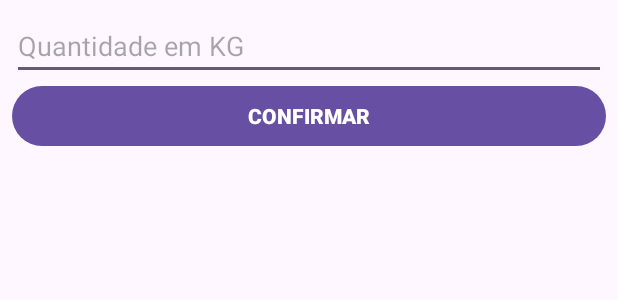
After one commit to gustavodias24/PediQueEuLevo, an Android app: the layout layout_quantidade.xml on its own in the app's theme, with its tools: preview values and no code run, on a phone screen of 412 x 824 dp. The commit adds this screen. Shown: the top 300 px of the screen. Run offline under Robolectric (Android 15) with nearby library versions, the phone set to English and light mode, and no system bars.

Commit message:
bug estranho

```diff
--- a/app/build.gradle.kts
+++ b/app/build.gradle.kts
@@ -36,9 +36,11 @@ android {
 
 dependencies {
 
+    implementation("com.squareup.retrofit2:retrofit:2.9.0")
     implementation("com.squareup.picasso:picasso:2.8")
     implementation("io.github.vicmikhailau:MaskedEditText:5.0.1")
     implementation("com.squareup.retrofit2:converter-gson:2.9.0")
+    implementation("androidx.browser:browser:1.4.0")
 
     implementation("androidx.appcompat:appcompat:1.6.1")
     implementation("com.google.android.material:material:1.11.0")
--- a/app/src/main/AndroidManifest.xml
+++ b/app/src/main/AndroidManifest.xml
@@ -41,15 +41,16 @@
         <activity
             android:name=".LojaActivity"
             android:exported="false"
-            android:theme="@style/Theme.MaterialComponents.Light.DarkActionBar" />
+            android:theme="@style/Theme.MaterialComponents.Light.DarkActionBar"/>
+
         <activity
             android:name=".MainActivity"
             android:exported="true">
             <intent-filter>
                 <action android:name="android.intent.action.MAIN" />
-
                 <category android:name="android.intent.category.LAUNCHER" />
             </intent-filter>
+
         </activity>
     </application>
 
--- a/app/src/main/java/benicio/solucoes/pdiqueeulevo/MainActivity.java
+++ b/app/src/main/java/benicio/solucoes/pdiqueeulevo/MainActivity.java
@@ -7,6 +7,7 @@ import androidx.appcompat.app.AppCompatDelegate;
 import android.annotation.SuppressLint;
 import android.app.Dialog;
 import android.content.Intent;
+import android.net.Uri;
 import android.os.Bundle;
 import android.view.View;
 import android.view.WindowManager;
@@ -42,7 +43,9 @@ public class MainActivity extends AppCompatActivity {
         configurarDialogSenhaDeAdmin();
 
         mainBinding.button2.setOnClickListener( view -> dialogSenhaDeAdmin.show());
+
     }
+
 
     private void configurarDialogSenhaDeAdmin() {
         AlertDialog.Builder b = new AlertDialog.Builder(this);
--- /dev/null
+++ b/app/src/main/res/layout/layout_quantidade.xml
@@ -0,0 +1,24 @@
+<?xml version="1.0" encoding="utf-8"?>
+<LinearLayout xmlns:android="http://schemas.android.com/apk/res/android"
+    android:layout_width="match_parent"
+    android:layout_height="wrap_content"
+    android:orientation="vertical"
+    android:padding="8dp">
+
+    <EditText
+        android:id="@+id/qunatidadeComprada"
+        android:layout_width="match_parent"
+        android:layout_height="wrap_content"
+        android:ems="10"
+        android:hint="Quantidade em KG"
+        android:inputType="text" />
+
+    <Button
+        android:id="@+id/confirmarQuantidade"
+        android:layout_width="match_parent"
+        android:layout_height="wrap_content"
+        android:text="Confirmar"
+        android:textAllCaps="true"
+        android:textColor="#FFFFFF"
+        android:textStyle="bold" />
+</LinearLayout>
```
Also changed, not shown: app/src/main/java/benicio/solucoes/pdiqueeulevo/CarrinhoActivity.java (+30 -2 lines), app/src/main/java/benicio/solucoes/pdiqueeulevo/adapter/AdapterProduto.java (+38 -5 lines), app/src/main/java/benicio/solucoes/pdiqueeulevo/model/BodyItems.java (added, +15 -0 lines), app/src/main/java/benicio/solucoes/pdiqueeulevo/model/ItemModel.java (added, +58 -0 lines), app/src/main/java/benicio/solucoes/pdiqueeulevo/model/ProdutoModel.java (+19 -0 lines), app/src/main/java/benicio/solucoes/pdiqueeulevo/model/ResponseMercadoPagoModel.java (added, +13 -0 lines), app/src/main/java/benicio/solucoes/pdiqueeulevo/services/MercadoPagoService.java (added, +12 -0 lines), app/src/main/java/benicio/solucoes/pdiqueeulevo/util/RetrofitUtil.java (added, +16 -0 lines), app/src/main/res/layout/activity_carrinho.xml (+8 -0 lines), app/src/main/res/layout/layout_exibir_produto.xml (+8 -0 lines).
